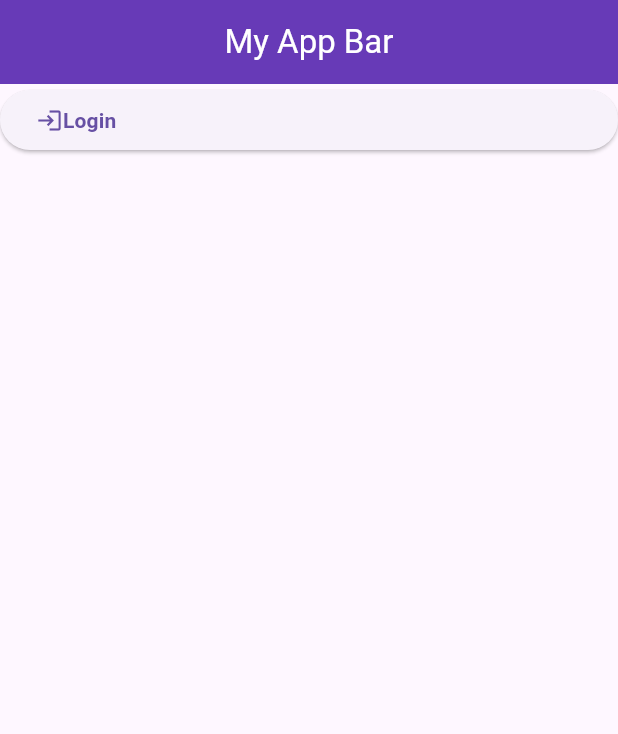
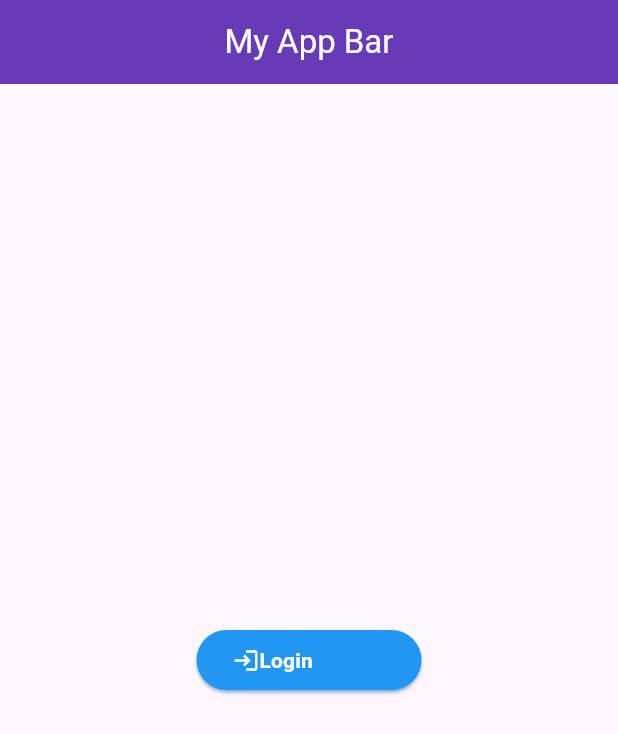
Before and after one commit to godgiftedboy/FlutterLearning, a Flutter app: the screen it shows after launch, on a phone screen of 412 x 824 dp. Shown: the top 734 px of the screen. Run offline on Flutter 3.47's test engine with Material 3 defaults, Android fonts, the phone set to English and light mode, and no system bars.

Commit message:
login button at the center of homepage

```diff
--- a/lib/main.dart
+++ b/lib/main.dart
@@ -34,15 +34,25 @@ class MyHomePage extends StatelessWidget {
           ),
         ),
       ),
-      body: RoundedButton(
-        btnName: "Login",
-        icon: Icon(Icons.login),
-        btnColor: Colors.red,
-        callBack: () {
-          print("Logged in Succesfully");
-        },
-        textStyle: TextStyle(
-          fontWeight: FontWeight.bold,
+      body: Center(
+        // ignore: sized_box_for_whitespace
+        child: Container(
+          width: 150,
+          child: RoundedButton(
+            btnName: "Login",
+            icon: const Icon(
+              Icons.login,
+              color: Colors.white,
+            ),
+            callBack: () {
+              // ignore: avoid_print
+              print("Logged in Succesfully");
+            },
+            textStyle: const TextStyle(
+              fontWeight: FontWeight.bold,
+              color: Colors.white,
+            ),
+          ),
         ),
       ),
     );
--- a/lib/widgets/rounded_button.dart
+++ b/lib/widgets/rounded_button.dart
@@ -1,6 +1,3 @@
-// ignore_for_file: public_member_api_docs, sort_constructors_first
-import 'dart:ui';
-
 import 'package:flutter/material.dart';
 
 class RoundedButton extends StatelessWidget {
@@ -24,6 +21,12 @@ class RoundedButton extends StatelessWidget {
       onPressed: () {
         callBack!();
       },
+      style: ElevatedButton.styleFrom(
+          backgroundColor: btnColor,
+          shadowColor: btnColor,
+          shape: RoundedRectangleBorder(
+            borderRadius: BorderRadius.circular(21),
+          )),
       child: icon != null
           ? Row(
               children: [
```
